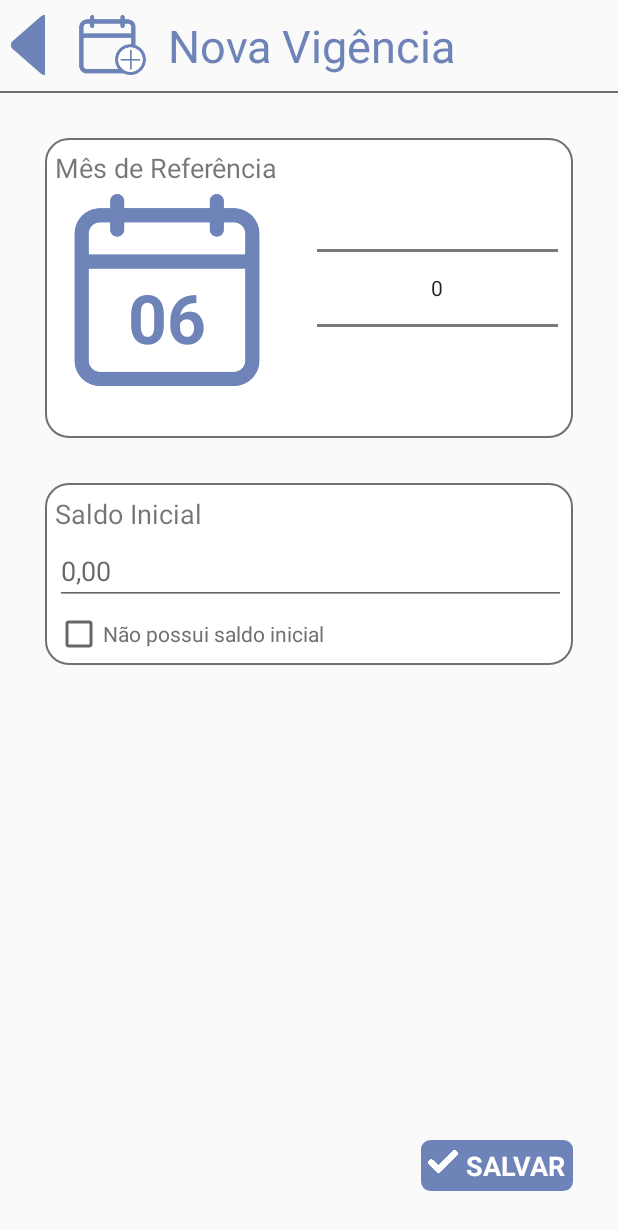
After one commit to mateusOliveiraBrito/AppControleDeGastos, an Android app: the CadastroDeVigencia screen opened directly, with no data from a screen before it, on a phone screen of 412 x 824 dp. The commit adds this screen. Shown: the top 1230 px of the screen. Run offline under Robolectric (Android 15) with nearby library versions, the phone set to English and light mode, and no system bars.

Commit message:
Implementa tela de cadastro de nova vigência

```diff
--- a/app/src/main/AndroidManifest.xml
+++ b/app/src/main/AndroidManifest.xml
@@ -1,22 +1,26 @@
 <?xml version="1.0" encoding="utf-8"?>
 <manifest xmlns:android="http://schemas.android.com/apk/res/android"
-    package="com.mateus.brito.appcontroledegastos" >
+    package="com.mateus.brito.appcontroledegastos">
 
     <application
         android:allowBackup="true"
         android:icon="@mipmap/ic_launcher"
         android:label="@string/app_name"
         android:roundIcon="@mipmap/ic_launcher_round"
-        android:supportsRtl="true" >
+        android:supportsRtl="true">
+        <activity
+            android:name=".CadastroDeVigencia"
+            android:exported="true"
+            android:theme="@style/Theme.Design.Light.NoActionBar" />
         <activity
             android:name=".Principal"
             android:exported="true"
             android:label="@string/title_activity_principal"
-            android:theme="@style/Theme.Design.Light.NoActionBar"  />
+            android:theme="@style/Theme.Design.Light.NoActionBar" />
         <activity
             android:name=".SplashScreen"
             android:exported="true"
-            android:theme="@style/Theme.Design.Light.NoActionBar" >
+            android:theme="@style/Theme.Design.Light.NoActionBar">
             <intent-filter>
                 <action android:name="android.intent.action.MAIN" />
 
--- /dev/null
+++ b/app/src/main/java/com/mateus/brito/appcontroledegastos/CadastroDeVigencia.java
@@ -0,0 +1,14 @@
+package com.mateus.brito.appcontroledegastos;
+
+import androidx.appcompat.app.AppCompatActivity;
+
+import android.os.Bundle;
+
+public class CadastroDeVigencia extends AppCompatActivity {
+
+    @Override
+    protected void onCreate(Bundle savedInstanceState) {
+        super.onCreate(savedInstanceState);
+        setContentView(R.layout.activity_cadastro_de_vigencia);
+    }
+}
--- /dev/null
+++ b/app/src/main/res/drawable/caixa_de_botao_azul.xml
@@ -0,0 +1,25 @@
+<shape
+    xmlns:android="http://schemas.android.com/apk/res/android"
+    android:shape="rectangle"   >
+
+    <solid
+        android:color="#6E83B7" >
+    </solid>
+
+    <stroke
+        android:width="2dp"
+        android:color="#6E83B7" >
+    </stroke>
+
+    <padding
+        android:left="5dp"
+        android:top="5dp"
+        android:right="5dp"
+        android:bottom="5dp"    >
+    </padding>
+
+    <corners
+        android:radius="5dp"   >
+    </corners>
+
+</shape>
--- /dev/null
+++ b/app/src/main/res/drawable/caixa_de_formulario.xml
@@ -0,0 +1,25 @@
+<shape
+    xmlns:android="http://schemas.android.com/apk/res/android"
+    android:shape="rectangle"   >
+
+    <solid
+        android:color="#FFF" >
+    </solid>
+
+    <stroke
+        android:width="1dp"
+        android:color="#707070" >
+    </stroke>
+
+    <padding
+        android:left="5dp"
+        android:top="5dp"
+        android:right="5dp"
+        android:bottom="5dp"    >
+    </padding>
+
+    <corners
+        android:radius="15dp"   >
+    </corners>
+
+</shape>
--- /dev/null
+++ b/app/src/main/res/layout/activity_cadastro_de_vigencia.xml
@@ -0,0 +1,168 @@
+<?xml version="1.0" encoding="utf-8"?>
+<LinearLayout xmlns:android="http://schemas.android.com/apk/res/android"
+    xmlns:app="http://schemas.android.com/apk/res-auto"
+    xmlns:tools="http://schemas.android.com/tools"
+    android:layout_width="match_parent"
+    android:layout_height="match_parent"
+    android:orientation="vertical"
+    tools:context=".CadastroDeVigencia">
+
+    <LinearLayout
+        android:layout_width="match_parent"
+        android:layout_height="wrap_content"
+        android:layout_marginTop="10dp"
+        android:layout_marginBottom="10dp"
+        android:orientation="horizontal">
+
+        <ImageView
+            android:layout_width="0dp"
+            android:layout_height="40dp"
+            android:layout_gravity="center"
+            android:layout_weight=".1"
+            android:src="@drawable/seta_esquerda" />
+
+        <ImageView
+            android:layout_width="0dp"
+            android:layout_height="40dp"
+            android:layout_gravity="center"
+            android:layout_weight=".2"
+            android:src="@drawable/adicionar_vigencia" />
+
+        <TextView
+            android:layout_width="0dp"
+            android:layout_height="wrap_content"
+            android:layout_weight=".8"
+            android:text="@string/title_activity_cadastro_vigencia"
+            android:textAlignment="textStart"
+            android:textColor="#6E83B7"
+            android:textSize="30dp" />
+    </LinearLayout>
+
+    <View
+        android:layout_width="match_parent"
+        android:layout_height="1dip"
+        android:background="#707070" />
+
+    <LinearLayout
+        android:layout_width="match_parent"
+        android:layout_height="wrap_content"
+        android:layout_gravity="center"
+        android:layout_marginLeft="30dp"
+        android:layout_marginTop="30dp"
+        android:layout_marginRight="30dp"
+        android:background="@drawable/caixa_de_formulario"
+        android:orientation="horizontal">
+
+        <AbsoluteLayout
+            android:layout_width="0dp"
+            android:layout_height="wrap_content"
+            android:layout_weight=".5"
+            android:orientation="vertical">
+
+            <TextView
+                android:layout_width="wrap_content"
+                android:layout_height="wrap_content"
+                android:layout_gravity="center"
+                android:layout_x="2dp"
+                android:layout_y="3dp"
+                android:text="@string/mes_de_referencia"
+                android:textSize="18dp" />
+
+            <TextView
+                android:layout_width="wrap_content"
+                android:layout_height="wrap_content"
+                android:layout_x="51dp"
+                android:layout_y="85dp"
+                android:text="06"
+                android:textColor="#6E83B7"
+                android:textSize="45dp"
+                android:textStyle="bold" />
+
+            <ImageView
+                android:layout_width="128dp"
+                android:layout_height="128dp"
+                android:layout_gravity="center"
+                android:layout_x="13dp"
+                android:layout_y="33dp"
+                android:src="@drawable/calendario" />
+        </AbsoluteLayout>
+
+        <LinearLayout
+            android:layout_width="0dp"
+            android:layout_height="wrap_content"
+            android:layout_weight=".5"
+            android:orientation="vertical">
+
+            <NumberPicker
+                android:layout_width="match_parent"
+                android:layout_margin="5dp"
+                android:layout_height="wrap_content"
+                android:layout_gravity="center" />
+        </LinearLayout>
+    </LinearLayout>
+
+    <LinearLayout
+        android:layout_width="match_parent"
+        android:layout_height="wrap_content"
+        android:layout_marginLeft="30dp"
+        android:layout_marginTop="30dp"
+        android:layout_marginRight="30dp"
+        android:background="@drawable/caixa_de_formulario"
+        android:orientation="vertical">
+
+        <TextView
+            android:layout_width="wrap_content"
+            android:layout_height="wrap_content"
+            android:layout_marginLeft="2dp"
+            android:layout_marginTop="3dp"
+            android:text="@string/saldo_inicial"
+            android:textSize="18dp" />
+
+        <EditText
+            android:layout_width="match_parent"
+            android:layout_height="wrap_content"
+            android:layout_marginLeft="2dp"
+            android:layout_marginTop="3dp"
+            android:hint="0,00" />
+
+        <CheckBox
+            android:layout_width="wrap_content"
+            android:layout_height="wrap_content"
+            android:layout_marginLeft="2dp"
+            android:layout_marginTop="3dp"
+            android:text="Não possui saldo inicial"
+            android:textColor="#707070" />
+    </LinearLayout>
+
+    <androidx.coordinatorlayout.widget.CoordinatorLayout xmlns:android="http://schemas.android.com/apk/res/android"
+        xmlns:app="http://schemas.android.com/apk/res-auto"
+        xmlns:tools="http://schemas.android.com/tools"
+        android:layout_width="match_parent"
+        android:layout_height="fill_parent">
+
+        <LinearLayout
+            android:layout_width="wrap_content"
+            android:layout_height="wrap_content"
+            android:layout_gravity="bottom|end"
+            android:layout_margin="30dp"
+            android:background="@drawable/caixa_de_botao_azul"
+            android:orientation="horizontal">
+
+            <ImageView
+                android:layout_width="20dp"
+                android:layout_height="20dp"
+                android:layout_gravity="center"
+                android:src="@drawable/check" />
+
+            <TextView
+                android:layout_width="wrap_content"
+                android:layout_height="wrap_content"
+                android:textColor="#FFF"
+                android:textStyle="bold"
+                android:textSize="18dp"
+                android:layout_marginLeft="5dp"
+                android:text="@string/botao_salvar"
+                android:layout_gravity="center"/>
+        </LinearLayout>
+    </androidx.coordinatorlayout.widget.CoordinatorLayout>
+</LinearLayout>
--- a/app/src/main/res/layout/content_principal.xml
+++ b/app/src/main/res/layout/content_principal.xml
@@ -23,11 +23,12 @@
             android:src="@drawable/seta_esquerda" />
 
         <TextView
+            android:id="@+id/txtAnoDeReferencia"
             android:layout_width="0dp"
             android:layout_height="wrap_content"
             android:layout_gravity="center"
             android:layout_weight=".8"
-            android:text="2022"
+            android:text=""
             android:textAlignment="center"
             android:textColor="#6E83B7"
             android:textSize="30dp"
--- a/app/src/main/res/layout/linha_lstview_vigencia.xml
+++ b/app/src/main/res/layout/linha_lstview_vigencia.xml
@@ -39,7 +39,7 @@
             android:src="@drawable/calendario" />
 
         <TextView
-            android:id="@+id/numeroMesDeReferencia"
+            android:id="@+id/txtNumeroMesDeReferencia"
             android:layout_width="wrap_content"
             android:layout_height="wrap_content"
             android:layout_gravity="center"
@@ -52,7 +52,7 @@
     </AbsoluteLayout>
 
     <TextView
-        android:id="@+id/nomeMesDeReferencia"
+        android:id="@+id/txtNomeMesDeReferencia"
         android:layout_width="wrap_content"
         android:layout_height="wrap_content"
         android:layout_gravity="center"
--- a/app/src/main/res/values/strings.xml
+++ b/app/src/main/res/values/strings.xml
@@ -1,12 +1,8 @@
 <resources>
     <string name="app_name">Controle De Gastos</string>
     <string name="title_activity_principal">Principal</string>
-    <!-- Strings used for fragments for navigation -->
-    <string name="first_fragment_label">First Fragment</string>
-    <string name="second_fragment_label">Second Fragment</string>
-    <string name="next">Next</string>
-    <string name="previous">Previous</string>
-
-    <string name="hello_first_fragment">Hello first fragment</string>
-    <string name="hello_second_fragment">Hello second fragment. Arg: %1$s</string>
+    <string name="title_activity_cadastro_vigencia">Nova Vigência</string>
+    <string name="mes_de_referencia">Mês de Referência</string>
+    <string name="saldo_inicial">Saldo Inicial</string>
+    <string name="botao_salvar">SALVAR</string>
 </resources>
```
Also changed, not shown: app/src/main/res/drawable-v24/adicionar_vigencia.png (added), app/src/main/res/drawable-v24/check.png (added), app/src/main/res/drawable-v24/seta_direita.png, app/src/main/res/drawable-v24/seta_esquerda.png, app/src/main/res/drawable/adicionar_vigencia.png (added), app/src/main/res/drawable/check.png (added), app/src/main/res/drawable/seta_direita.png, app/src/main/res/drawable/seta_esquerda.png.
